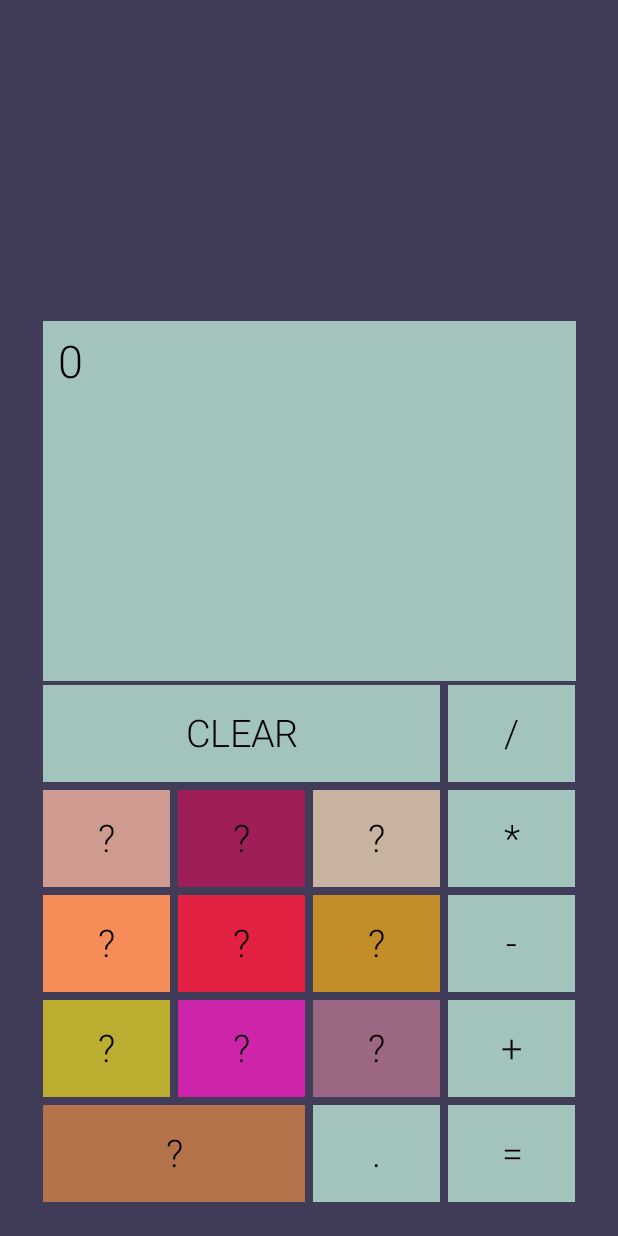
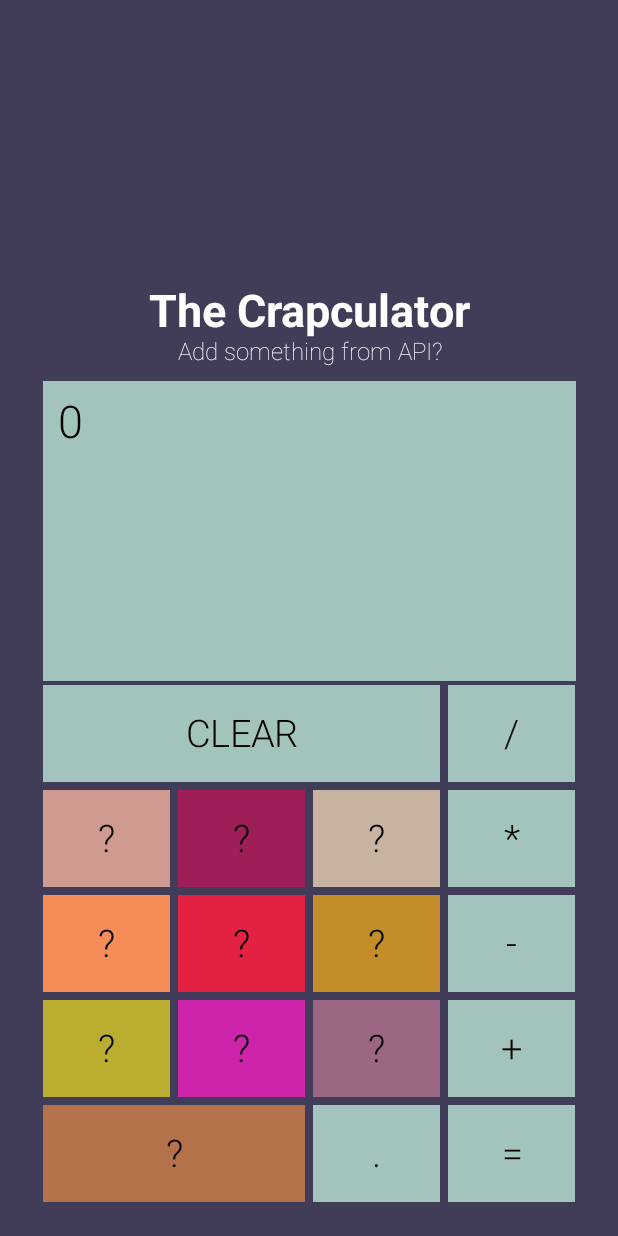
Before and after one commit to nasvalljohan/Calculator-MI-Academy-, an Android app built with Jetpack Compose: the screen it shows after launch (MainActivity), on a phone screen of 412 x 824 dp. Run offline under Robolectric (Android 15) with nearby library versions, the phone set to English and light mode, and no system bars.

Commit message:
Merge pull request #7
* Removed unused imports and also added two textviews.

```diff
--- a/app/src/main/java/com/jojjnator/kalkylator/ui/Calculator.kt
+++ b/app/src/main/java/com/jojjnator/kalkylator/ui/Calculator.kt
@@ -1,6 +1,5 @@
 package com.jojjnator.kalkylator.ui
 
-import androidx.compose.animation.animateColor
 import androidx.compose.animation.core.*
 import androidx.compose.foundation.background
 import androidx.compose.foundation.clickable
@@ -15,19 +14,16 @@ import androidx.compose.ui.text.font.FontWeight
 import androidx.compose.ui.tooling.preview.Preview
 import androidx.compose.ui.unit.dp
 import androidx.compose.ui.unit.sp
-import androidx.lifecycle.viewmodel.compose.viewModel
 import com.jojjnator.kalkylator.CalculatorAction
 import com.jojjnator.kalkylator.ui.theme.BackgroundColor
 import com.jojjnator.kalkylator.ui.theme.ButtonColor
 import com.jojjnator.kalkylator.viewmodel.CalculatorViewModel
 import com.jojjnator.kalkylator.viewmodel.Operators
 import org.koin.androidx.compose.koinViewModel
-import kotlin.random.Random
 
 @Preview
 @Composable
 fun Calculator(viewModel: CalculatorViewModel = koinViewModel()) {
-
 
     val fillMaxWidthModifier: Modifier = Modifier.fillMaxWidth()
     val modifierSmallBox: Modifier = Modifier.size(height = 70.dp, width = 90.dp)
@@ -49,11 +45,28 @@ fun Calculator(viewModel: CalculatorViewModel = koinViewModel()) {
         verticalArrangement = Arrangement.Bottom,
         horizontalAlignment = Alignment.CenterHorizontally
     ) {
+        Column(modifier = Modifier
+            .padding(bottom = 10.dp),
+            verticalArrangement = Arrangement.Center,
+            horizontalAlignment = Alignment.CenterHorizontally
+        ) {
+            Text(
+                text = "The Crapculator",
+                fontWeight = FontWeight.Bold,
+                fontSize = 30.sp,
+                color = Color.White,
+            )
+            Text(
+                text = "Add something from API?",
+                fontWeight = FontWeight.Thin,
+                fontSize = 16.sp,
+                color = Color.White
+            )
+        }
         Box(
             modifier = Modifier
                 .background(color = ButtonColor)
-                .size(height = 240.dp, width = 355.dp)
-
+                .size(height = 200.dp, width = 355.dp)
         )
         {
             Column {
```
